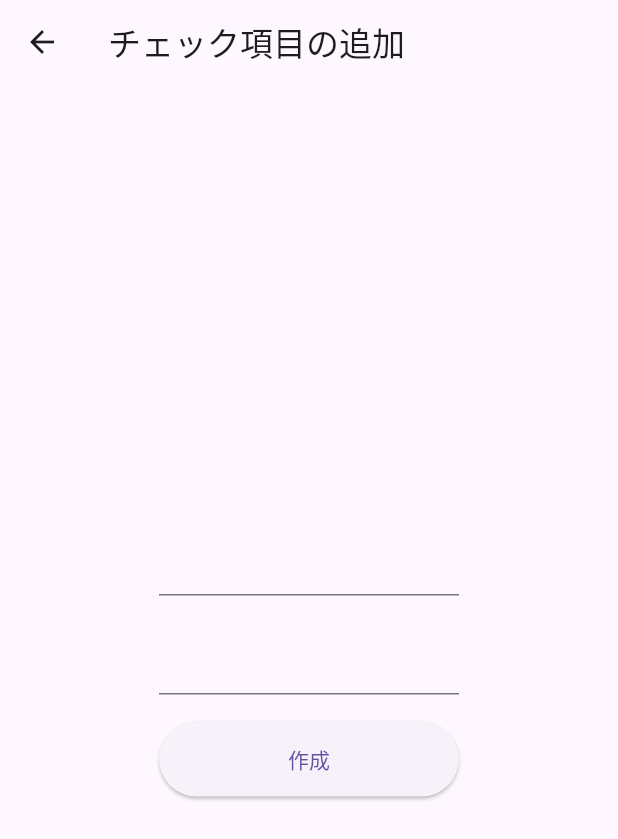
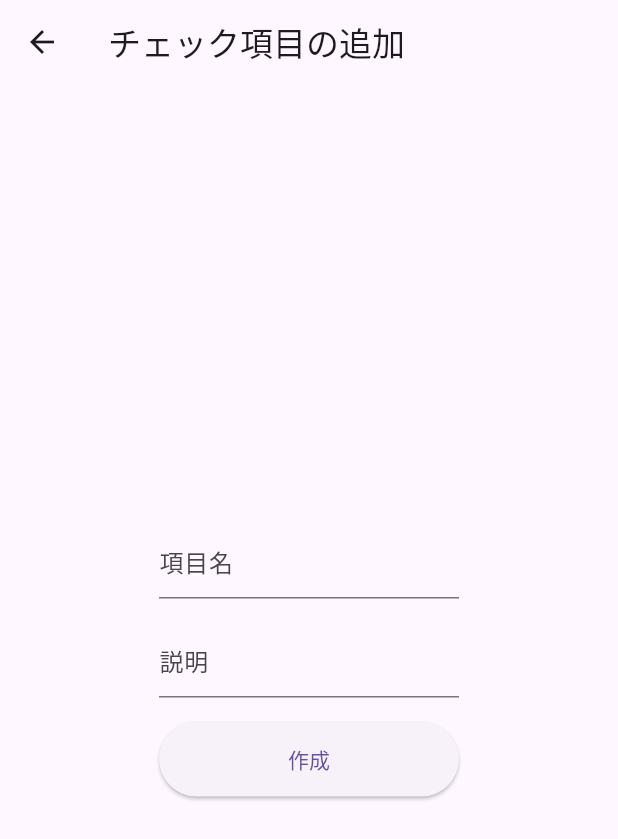
Before and after one commit to Ykeigo/kasegi_smartphone_app, a Flutter app: the screen it shows after launch, after a tap on "click here", on a phone screen of 412 x 824 dp. Shown: the top 839 px of the screen. Run offline on Flutter 3.47's test engine with Material 3 defaults, Android fonts, the phone set to English and light mode, and no system bars; our stand-ins replace get, logger, sqflite; accounts and stored records are empty.

Commit message:
項目名がないときスナックバー出すよう変更

```diff
--- a/lib/add_game_check_item_page.dart
+++ b/lib/add_game_checklist_item_page.dart
@@ -1,5 +1,6 @@
 import 'package:flutter/material.dart';
 import 'package:flutter/services.dart';
+import 'package:get/get.dart';
 
 class TextFormFieldExample extends StatefulWidget {
   const TextFormFieldExample({super.key});
@@ -11,6 +12,19 @@ class TextFormFieldExample extends StatefulWidget {
 class _TextFormFieldExampleState extends State<TextFormFieldExample> {
   var title = "";
   var subtitle = "";
+
+  void openSnackbar() {
+    Get.snackbar(
+      '項目名が入力されていません',
+      '項目名を入力してください',
+      snackPosition: SnackPosition.BOTTOM,
+      duration: const Duration(seconds: 3),
+      backgroundColor: Colors.black,
+      colorText: Colors.white,
+      borderRadius: 0,
+      margin: const EdgeInsets.all(0),
+    );
+  }
 
   @override
   Widget build(BuildContext context) {
@@ -48,6 +62,9 @@ class _TextFormFieldExampleState extends State<TextFormFieldExample> {
                     child: ConstrainedBox(
                       constraints: BoxConstraints.tight(const Size(200, 50)),
                       child: TextFormField(
+                        decoration: const InputDecoration(
+                          labelText: '項目名',
+                        ),
                         onSaved: (String? value) {
                           title = value.toString();
                           debugPrint('Value for title saved as "$value"');
@@ -60,6 +77,9 @@ class _TextFormFieldExampleState extends State<TextFormFieldExample> {
                     child: ConstrainedBox(
                       constraints: BoxConstraints.tight(const Size(200, 50)),
                       child: TextFormField(
+                        decoration: const InputDecoration(
+                          labelText: '説明',
+                        ),
                         onSaved: (String? value) {
                           subtitle = value.toString();
                           debugPrint('Value for subtitle saved as "$value"');
@@ -75,8 +95,15 @@ class _TextFormFieldExampleState extends State<TextFormFieldExample> {
                           onPressed: () async {
                             final NavigatorState navigator =
                                 Navigator.of(context);
-                            navigator.pop(
-                                (title, subtitle)); // 戻るを選択した場合のみpopを明示的に呼ぶ
+                            if (title.isEmpty) {
+                              //snackbarが表示されていなければ表示する
+                              if (!Get.isSnackbarOpen) {
+                                openSnackbar();
+                              }
+                            } else {
+                              navigator.pop(
+                                  (title, subtitle)); // 戻るを選択した場合のみpopを明示的に呼ぶ
+                            }
                           },
                           child: const Text('作成'),
                         ),
--- a/lib/db_helper.dart
+++ b/lib/db_helper.dart
@@ -4,8 +4,9 @@ import 'package:path/path.dart';
 class ChecklistItem {
   String title = "";
   String subtitle = "";
+  int gameChecklistId = 0;
 
-  ChecklistItem(this.title, this.subtitle);
+  ChecklistItem(this.gameChecklistId, this.title, this.subtitle);
 }
 
 class DbHelper {
@@ -23,42 +24,54 @@ class DbHelper {
 
   Future<Database> initDB() async {
     String path = join(await getDatabasesPath(), 'kasegi_database.db');
+    await deleteDatabase(path);
     return await openDatabase(
       path,
       version: 1,
       onCreate: (db, version) async {
-        //存在確認
-        final List<Map<String, dynamic>> tables =
-            await db.rawQuery("SHOW TABLES LIKE 'checklist_items'");
-        if (tables.isEmpty) {
-          //作成
-          await db.execute('''
-          CREATE TABLE IF NOT EXISTS checklist_items (
+        //全部消す（デバッグ用）
+        await db.execute("DROP TABLE IF EXISTS game_checklist");
+        await db.execute("DROP TABLE IF EXISTS checklist_items");
+
+        //作成
+        await db.execute('''
+          CREATE TABLE IF NOT EXISTS game_checklist (
             id INTEGER PRIMARY KEY AUTOINCREMENT,
+            name TEXT NOT NULL
+          )
+          ''');
+        await db.execute('''
+          CREATE TABLE IF NOT EXISTS game_checklist_items (
+            id INTEGER PRIMARY KEY AUTOINCREMENT,
+            game_checklist_id INTEGER NOT NULL,
             title TEXT NOT NULL,
             subtitle TEXT NOT NULL
           )
           ''');
-        }
       },
     );
   }
 
-  Future<void> insertChecklistItem(ChecklistItem checklistItem) async {
+  Future<void> insertGameChecklistItem(ChecklistItem checklistItem) async {
     final db = await database;
     await db.insert(
-      'checklist_items',
-      {"title": checklistItem.title, "subtitle": checklistItem.subtitle},
+      'game_checklist_items',
+      {
+        "game_checklist_id": checklistItem.gameChecklistId,
+        "title": checklistItem.title,
+        "subtitle": checklistItem.subtitle
+      },
       conflictAlgorithm: ConflictAlgorithm.replace,
     );
   }
 
-  Future<List<ChecklistItem>> getChecklistItems() async {
+  Future<List<ChecklistItem>> getGameChecklistItems() async {
     final db = await database;
-    final List<Map<String, dynamic>> maps = await db
-        .rawQuery('SELECT * FROM checklist_items'); //.query('checklist_items');
+    final List<Map<String, dynamic>> maps = await db.rawQuery(
+        'SELECT * FROM game_checklist_items'); //.query('checklist_items');
     return List.generate(maps.length, (i) {
       return ChecklistItem(
+        maps[i]['game_checklist_id'],
         maps[i]['title'],
         maps[i]['subtitle'],
       );
--- a/lib/main.dart
+++ b/lib/main.dart
@@ -1,9 +1,10 @@
 import 'dart:async';
 
 import 'package:flutter/material.dart';
-import 'package:flutter_application_1/add_game_check_item_page.dart';
+import 'package:flutter_application_1/add_game_checklist_item_page.dart';
 import 'package:logger/logger.dart';
 import 'package:path/path.dart';
+import 'package:get/get.dart';
 import 'package:sqflite/sqflite.dart';
 
 import 'package:flutter_application_1/db_helper.dart';
@@ -39,9 +40,10 @@ class CheckboxListTileApp extends StatelessWidget {
 
   @override
   Widget build(BuildContext context) {
-    return MaterialApp(
+    return GetMaterialApp(
       theme: ThemeData(useMaterial3: true),
-      home: CheckboxListTileExample(key: super.key, dbHelper: DbHelper()),
+      home: SafeArea(
+          child: CheckboxListTileExample(key: super.key, dbHelper: DbHelper())),
     );
   }
 }
@@ -67,7 +69,7 @@ class _CheckboxListTileExampleState extends State<CheckboxListTileExample> {
   List<CheckboxListTileState> checkboxListTileStateList = [];
 
   Future<void> reloadGameCheckItem() async {
-    final checklistItems = await widget.dbHelper.getChecklistItems();
+    final checklistItems = await widget.dbHelper.getGameChecklistItems();
     checkboxListTileStateList = checklistItems
         .map((e) => CheckboxListTileState(false, e.title, e.subtitle))
         .toList();
@@ -105,13 +107,13 @@ class _CheckboxListTileExampleState extends State<CheckboxListTileExample> {
       onPressed: () async {
         (String, String) result = await Navigator.push(
           context,
-          MaterialPageRoute(builder: (context) => TextFormFieldExample()),
+          MaterialPageRoute(builder: (context) => const TextFormFieldExample()),
         );
         logger.d("result: $result");
 
         if (result.$1.isNotEmpty) {
-          await widget.dbHelper
-              .insertChecklistItem(ChecklistItem(result.$1, result.$2));
+          await widget.dbHelper.insertGameChecklistItem(
+              ChecklistItem(0 /*デバッグ用に適当な値を入れています*/, result.$1, result.$2));
         }
         await reloadGameCheckItem();
         setState(() => ());
@@ -119,7 +121,47 @@ class _CheckboxListTileExampleState extends State<CheckboxListTileExample> {
       child: const Text('click here'),
     ));
     return Scaffold(
-        appBar: AppBar(title: const Text('CheckboxListTile Sample')),
-        body: Column(children: checkboxListTileWidgets));
+        body: Column(children: [
+      const MyMenuBar(),
+      Column(children: checkboxListTileWidgets)
+    ]));
   }
 }
+
+class MyMenuBar extends StatelessWidget {
+  const MyMenuBar({super.key});
+
+  @override
+  Widget build(BuildContext context) {
+    return Column(
+      children: <Widget>[
+        Row(
+          mainAxisSize: MainAxisSize.min,
+          children: <Widget>[
+            Expanded(
+              child: MenuBar(
+                children: <Widget>[
+                  SubmenuButton(
+                    menuChildren: <Widget>[
+                      MenuItemButton(
+                        onPressed: () {
+                          ScaffoldMessenger.of(context).showSnackBar(
+                            const SnackBar(
+                              content: Text('Saved!'),
+                            ),
+                          );
+                        },
+                        child: const Text("練習メニューを作成"),
+                      )
+                    ],
+                    child: const Icon(Icons.menu),
+                  )
+                ],
+              ),
+            ),
+          ],
+        )
+      ],
+    );
+  }
+}
--- a/pubspec.yaml
+++ b/pubspec.yaml
@@ -39,6 +39,7 @@ dependencies:
   # The following adds the Cupertino Icons font to your application.
   # Use with the CupertinoIcons class for iOS style icons.
   cupertino_icons: ^1.0.2
+  get: ^4.6.6
 
 dev_dependencies:
   flutter_test:
```
Also changed, not shown: lib/add_game_checklist_page.dart (added), pubspec.lock.
